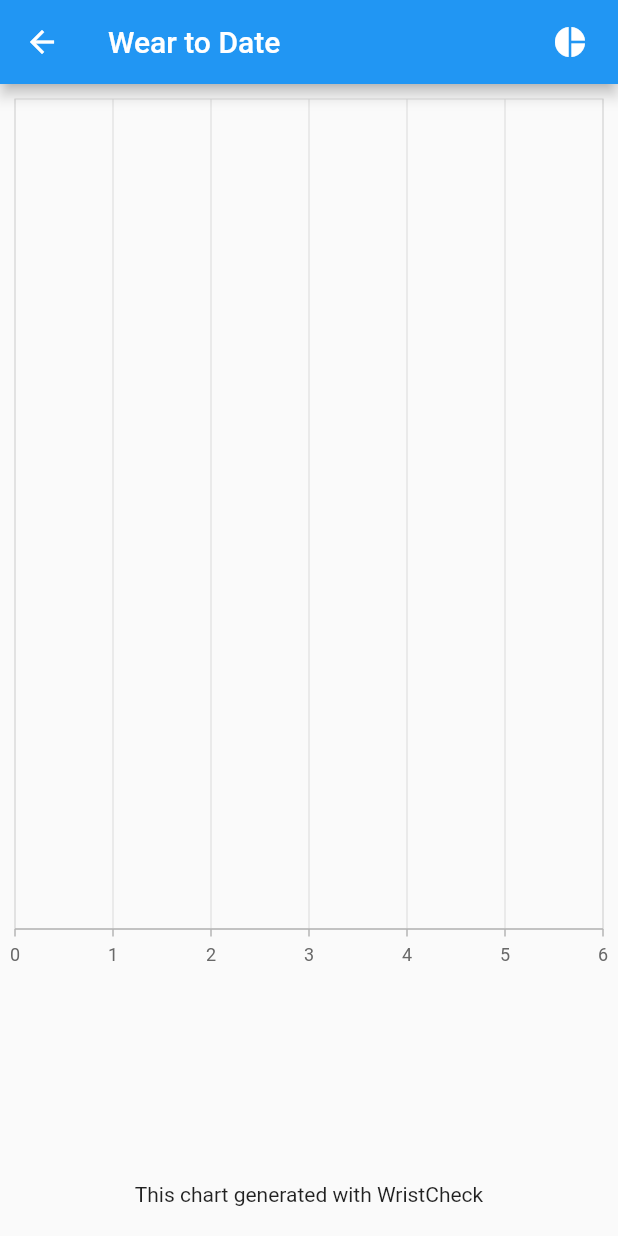
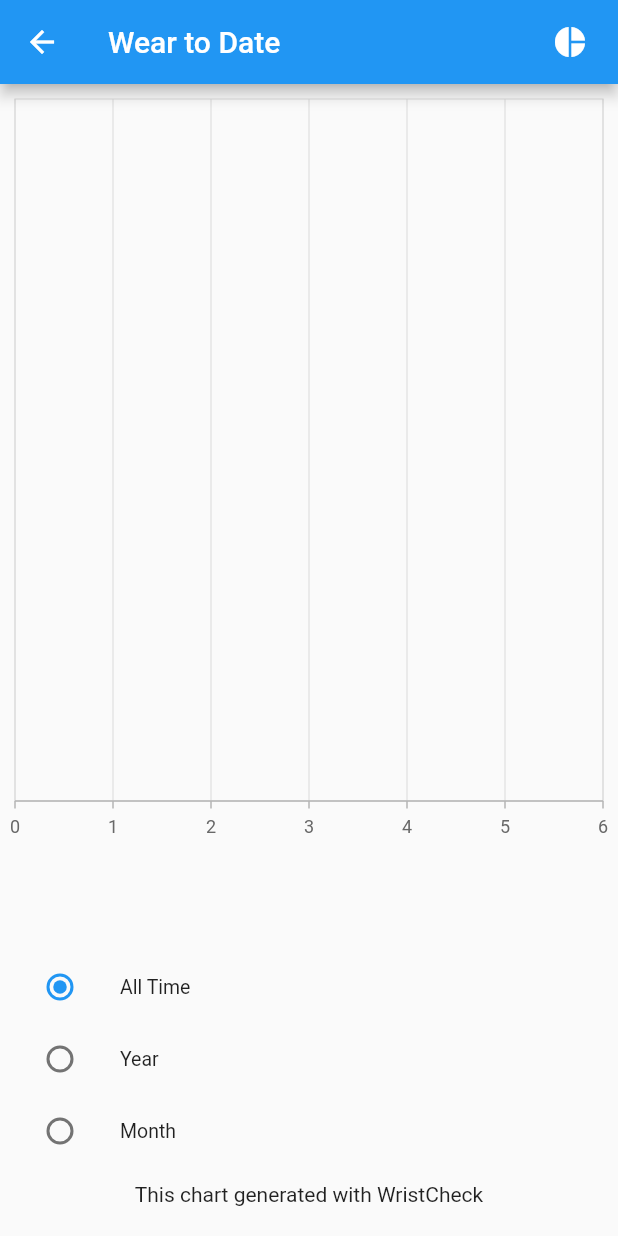
Before and after one commit to Stif-UK/WristCheck, a Flutter app: the screen it shows after launch, item 2 of the bottom bar chosen, after a tap on "Wear Stats", on a phone screen of 412 x 824 dp. Run offline on Flutter 3.47's test engine with Material 2 defaults, Android fonts, the phone set to English and light mode, and no system bars; our stand-ins replace get, hive, hive_flutter, jiffy, syncfusion_flutter_charts; accounts and stored records are empty.

Commit message:
added filteredWearList as a variable to the watch model and ensure this is populated when a filter is used

```diff
--- a/lib/boxes.dart
+++ b/lib/boxes.dart
@@ -10,8 +10,15 @@ class Boxes {
     return Hive.box<Watches>("WatchBox").values.toList();
   }
 
-  static List<Watches> getCollectionWatches() {
-    return Hive.box<Watches>("WatchBox").values.where((watch) => watch.status == "In Collection").toList();
+  static List<Watches> getCollectionWatches(bool forFilter) {
+    var returnList = Hive.box<Watches>("WatchBox").values.where((watch) => watch.status == "In Collection").toList();
+    if(forFilter) {
+      for (var watch in returnList) {
+        //instantiate an empty list in the watches filteredWearList variable
+        watch.filteredWearList = List.from(watch.wearList);
+      }
+    }
+    return returnList;
   }
 
   static List<Watches> getSoldWatches() {
@@ -34,44 +41,49 @@ class Boxes {
 
   static List<Watches> getWatchesWornThisYear(int year){
     var returnList = Hive.box<Watches>("WatchBox").values.where((watch) => watch.wearList.any((element) => element.year == year)).toList();
+    for (var watch in returnList) {
+      //instantiate an empty list in the watches filteredWearList variable
+      watch.filteredWearList = List.from(watch.wearList);
+      watch.filteredWearList!.removeWhere((date) => date.year != year);
+    }
     return returnList;
 
   }
 
-  static List<Watches>  getFilteredWatches(String filter){
-    switch (filter) {
-      case "Show All":
-        {
-          print("Received $filter, returning all watches");
-          return Boxes.getAllWatches();
-        }
-        break;
-      case "In Collection":
-        {
-          print("Received $filter, returning collection watches");
-          return Boxes.getCollectionWatches();
-        }
-        break;
-      case "Sold":
-        {
-          print("Received $filter, returning sold watches");
-          return Boxes.getSoldWatches();
-        }
-        break;
-      case "Wishlist":
-        {
-          print("Received $filter, returning wishlist watches");
-          return Boxes.getWishlistWatches();
-        }
-        break;
-      default:
-        {
-          print("Received $filter, returning default");
-          return Boxes.getAllWatches();
-        }
-        break;
-    };
-  }
+  // static List<Watches>  getFilteredWatches(String filter){
+  //   switch (filter) {
+  //     case "Show All":
+  //       {
+  //         print("Received $filter, returning all watches");
+  //         return Boxes.getAllWatches();
+  //       }
+  //       break;
+  //     case "In Collection":
+  //       {
+  //         print("Received $filter, returning collection watches");
+  //         return Boxes.getCollectionWatches();
+  //       }
+  //       break;
+  //     case "Sold":
+  //       {
+  //         print("Received $filter, returning sold watches");
+  //         return Boxes.getSoldWatches();
+  //       }
+  //       break;
+  //     case "Wishlist":
+  //       {
+  //         print("Received $filter, returning wishlist watches");
+  //         return Boxes.getWishlistWatches();
+  //       }
+  //       break;
+  //     default:
+  //       {
+  //         print("Received $filter, returning default");
+  //         return Boxes.getAllWatches();
+  //       }
+  //       break;
+  //   };
+  // }
 
 
 
--- a/lib/controllers/filter_controller.dart
+++ b/lib/controllers/filter_controller.dart
@@ -2,9 +2,9 @@ import 'package:get/get.dart';
 
 class FilterController extends GetxController{
 
-  //filterName can be set to "In Collection", "Sold", "Wishlist", "Show All"
+  //filterName can be set to "All Time", "Year"
   //ToDo: create enums
-  final filterName = "In Collection".obs;
+  final filterName = "All Time".obs;
 
 updateFilterName(String name){
     filterName(name);
--- a/lib/model/watches.dart
+++ b/lib/model/watches.dart
@@ -38,4 +38,7 @@ class Watches extends HiveObject{
   @HiveField(10)
   late List<DateTime> wearList;
 
+  @HiveField(11)
+  late List<DateTime>? filteredWearList;
+
 }
--- a/lib/ui/charts/wear_chart.dart
+++ b/lib/ui/charts/wear_chart.dart
@@ -50,8 +50,8 @@ class _WearChartState extends State<WearChart> {
         BarSeries(
             dataSource: widget.data,
           xValueMapper: (Watches series, _) => series.model,
-          yValueMapper: (Watches series, _) => series.wearList.length,
-          dataLabelMapper: (watch, _) => "${watch.model}: ${watch.wearList.length}",
+          yValueMapper: (Watches series, _) => series.filteredWearList!.length,
+          dataLabelMapper: (watch, _) => "${watch.model}: ${watch.filteredWearList!.length}",
           dataLabelSettings: const DataLabelSettings(isVisible: true)
       )
 
--- a/lib/ui/watchbox/WatchBoxWidget.dart
+++ b/lib/ui/watchbox/WatchBoxWidget.dart
@@ -31,7 +31,7 @@ class _WatchBoxWidgetState extends State<WatchBoxWidget> {
       body: ValueListenableBuilder<Box<Watches>>(
           valueListenable: watchBox.listenable(),
           builder: (context, box, _){
-            List<Watches> filteredList = Boxes.getCollectionWatches();
+            List<Watches> filteredList = Boxes.getCollectionWatches(false);
 
 
 
--- a/lib/ui/watchbox/watchbox_header.dart
+++ b/lib/ui/watchbox/watchbox_header.dart
@@ -18,7 +18,7 @@ class WatchBoxHeader extends StatefulWidget {
 
 class _WatchBoxHeaderState extends State<WatchBoxHeader> {
 
-  final watchList = Boxes.getCollectionWatches();
+  final watchList = Boxes.getCollectionWatches(false);
 
   @override
   Widget build(BuildContext context) {
--- a/lib/ui/wearStats.dart
+++ b/lib/ui/wearStats.dart
@@ -14,13 +14,43 @@ class WearStats extends StatefulWidget {
   State<WearStats> createState() => _WearStatsState();
 }
 
-List<Watches> data = Boxes.getCollectionWatches();
+List<Watches> data = Boxes.getCollectionWatches(true);
 // List<Watches> data = Boxes.getWatchesWornThisYear(2020);
 bool barChart = true;
+enum ChartFilter { allTime, year, month }
+
+
 
 class _WearStatsState extends State<WearStats> {
+  ChartFilter _filter = ChartFilter.allTime;
+
   @override
   Widget build(BuildContext context) {
+
+
+    switch (_filter){
+      case ChartFilter.allTime: {
+        data = Boxes.getCollectionWatches(true);
+      }
+      break;
+
+      case ChartFilter.year: {
+        //ToDo: Remove hardcoded 2020 value!
+        data = Boxes.getWatchesWornThisYear(2020);
+      }
+      break;
+
+      case ChartFilter.month: {
+        //ToDo: Update to include month filter, using year as testing placeholder
+        data = Boxes.getWatchesWornThisYear(2021);
+      }
+      break;
+
+      default: {
+        data = Boxes.getCollectionWatches(true);
+      }
+      break;
+    }
     return Scaffold(
       appBar: AppBar(
         title: const Text("Wear to Date"),
@@ -42,16 +72,56 @@ class _WearStatsState extends State<WearStats> {
           children: [
             // const SizedBox(height: 10),
             Expanded(
-              flex: 7,
+              flex: 6,
                 //Switch between a bar chart and pie chart with the press of a button
                 child: barChart? WearChart(data: data, animate: true) : WearPieChart(data: data, animate: true)),
             Expanded(
-              flex: 2,
+              flex: 3,
                 child: Column(
                   mainAxisAlignment: MainAxisAlignment.end,
-                  children: const [
-                    Text ("This chart generated with WristCheck"),
-                    SizedBox(height: 20,)
+                  children: [
+                    ListTile(
+                      title: const Text('All Time'),
+                      dense: true,
+                      leading: Radio<ChartFilter>(
+                        value: ChartFilter.allTime,
+                        groupValue: _filter,
+                        onChanged: (ChartFilter? value) {
+                          setState(() {
+                            _filter = value!;
+                          });
+                        },
+                      ),
+                    ),
+                    ListTile(
+                      title: const Text('Year'),
+                      dense: true,
+                      leading: Radio<ChartFilter>(
+                        value: ChartFilter.year,
+                        groupValue: _filter,
+                        onChanged: (ChartFilter? value) {
+                          setState(() {
+                            _filter = value!;
+                          });
+                        },
+                      ),
+                    ),
+                    ListTile(
+                      title: const Text('Month'),
+                      dense: true,
+                      leading: Radio<ChartFilter>(
+                        value: ChartFilter.month,
+                        groupValue: _filter,
+                        onChanged: (ChartFilter? value) {
+                          setState(() {
+                            _filter = value!;
+                          });
+                        },
+                      ),
+                    ),
+                    const SizedBox(height: 10),
+                    const Text ("This chart generated with WristCheck"),
+                    const SizedBox(height: 20,)
                   ],
                 ),
             )
```
Also changed, not shown: lib/model/watches.g.dart.
